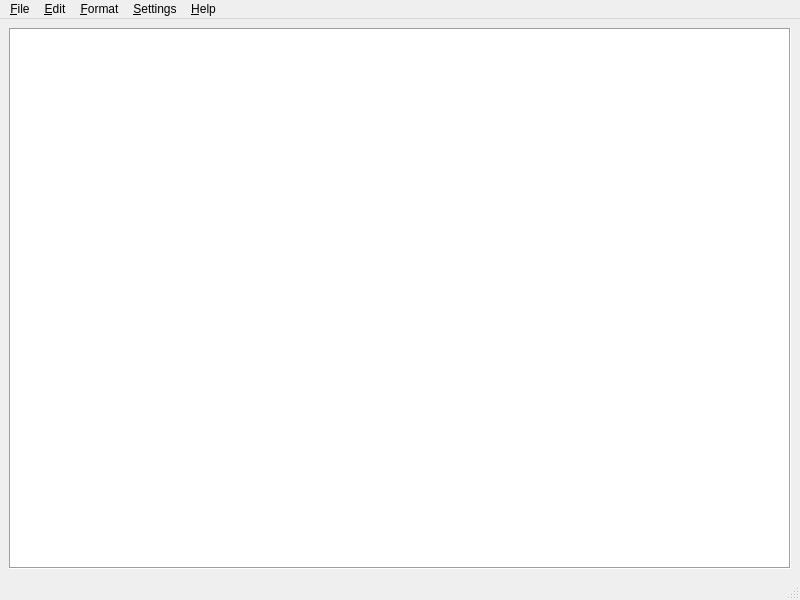
Old version of the form mainwindow.ui in the repository ncyxie/Notepad-DOT-Qt.
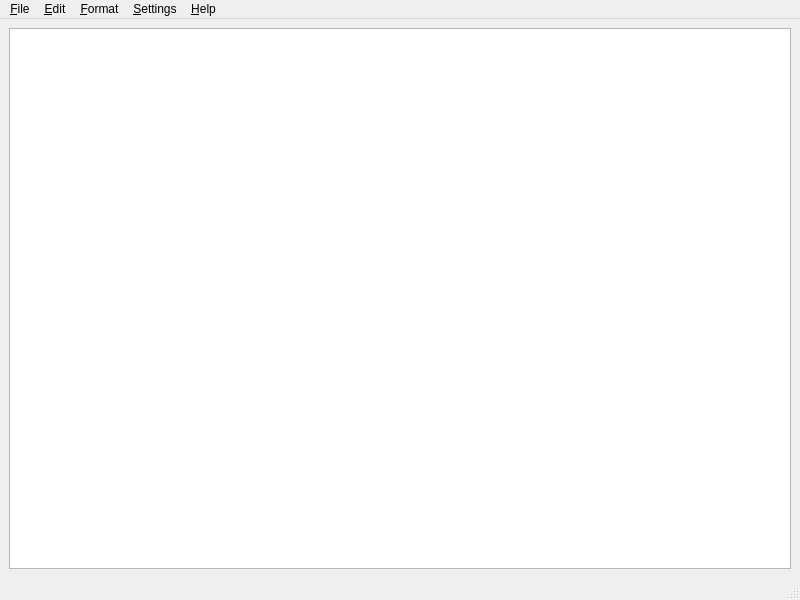
New version of the form.

Commit message: Disabled acceptRichText and set Text Edit frameShape to Qt default

```diff
--- a/mainwindow.ui
+++ b/mainwindow.ui
@@ -17,9 +17,6 @@
    <layout class="QVBoxLayout" name="verticalLayout">
     <item>
      <widget class="QTextEdit" name="textEdit">
-      <property name="frameShape">
-       <enum>QFrame::Box</enum>
-      </property>
       <property name="lineWrapMode">
        <enum>QTextEdit::NoWrap</enum>
       </property>
```
Left out of the diff: 3 changed lines with no effect on the pictures.
